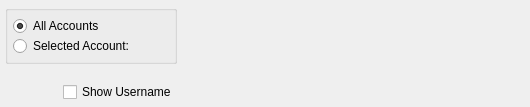
The window that guiclient/displays/dspVoucherRegister.ui (knowhow/xtuple) describes before a commit, drawn with Qt 5.
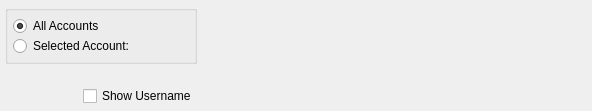
The same window after the commit. Custom widgets are drawn as their Qt base class.

```diff
--- a/guiclient/displays/dspVoucherRegister.ui
+++ b/guiclient/displays/dspVoucherRegister.ui
@@ -13,8 +13,8 @@
    <rect>
     <x>0</x>
     <y>0</y>
-    <width>530</width>
-    <height>107</height>
+    <width>592</width>
+    <height>111</height>
    </rect>
   </property>
   <property name="windowTitle">
@@ -26,9 +26,6 @@
      <property name="spacing">
       <number>0</number>
      </property>
-     <property name="margin">
-      <number>0</number>
-     </property>
      <item>
       <widget class="QGroupBox" name="_accountGroup">
        <property name="title">
@@ -56,9 +53,6 @@
           <property name="spacing">
            <number>5</number>
           </property>
-          <property name="margin">
-           <number>0</number>
-          </property>
           <item>
            <widget class="QRadioButton" name="_selectedAccount">
             <property name="text">
@@ -69,7 +63,7 @@
           <item>
            <widget class="GLCluster" name="_account">
             <property name="enabled">
-             <bool>true</bool>
+             <bool>false</bool>
             </property>
            </widget>
           </item>
@@ -99,9 +93,6 @@
        <property name="spacing">
         <number>0</number>
        </property>
-       <property name="margin">
-        <number>0</number>
-       </property>
        <item>
         <spacer>
          <property name="orientation">
@@ -134,17 +125,11 @@
      <property name="spacing">
       <number>0</number>
      </property>
-     <property name="margin">
-      <number>0</number>
-     </property>
      <item>
       <layout class="QHBoxLayout">
        <property name="spacing">
         <number>0</number>
        </property>
-       <property name="margin">
-        <number>0</number>
-       </property>
        <item>
         <widget class="DateCluster" name="_dates"/>
        </item>
```
